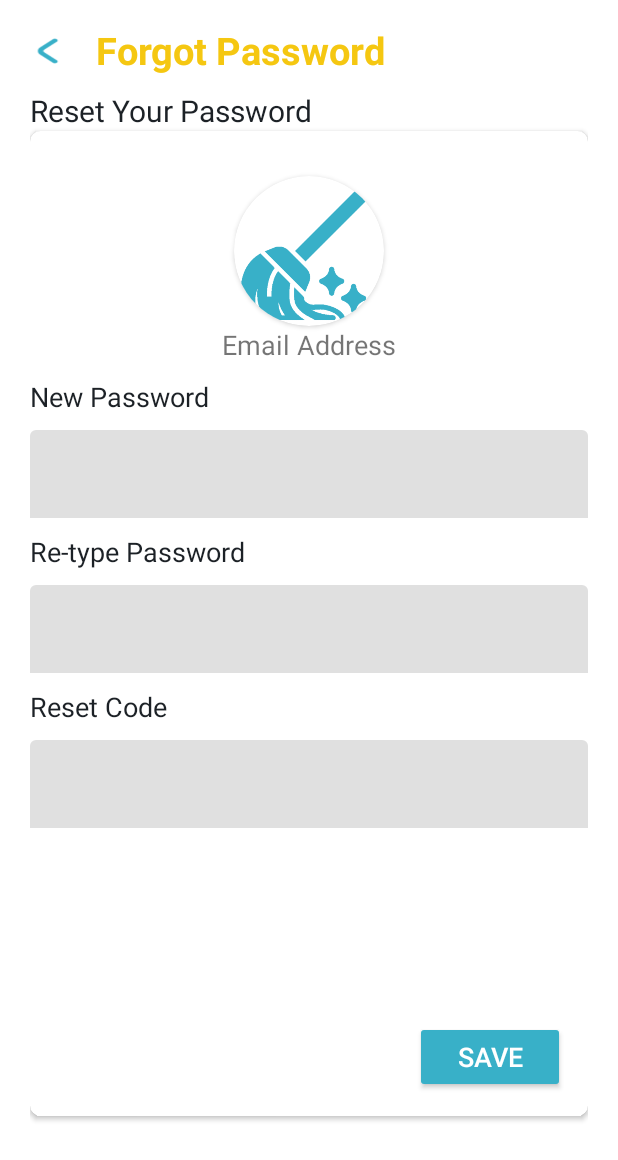
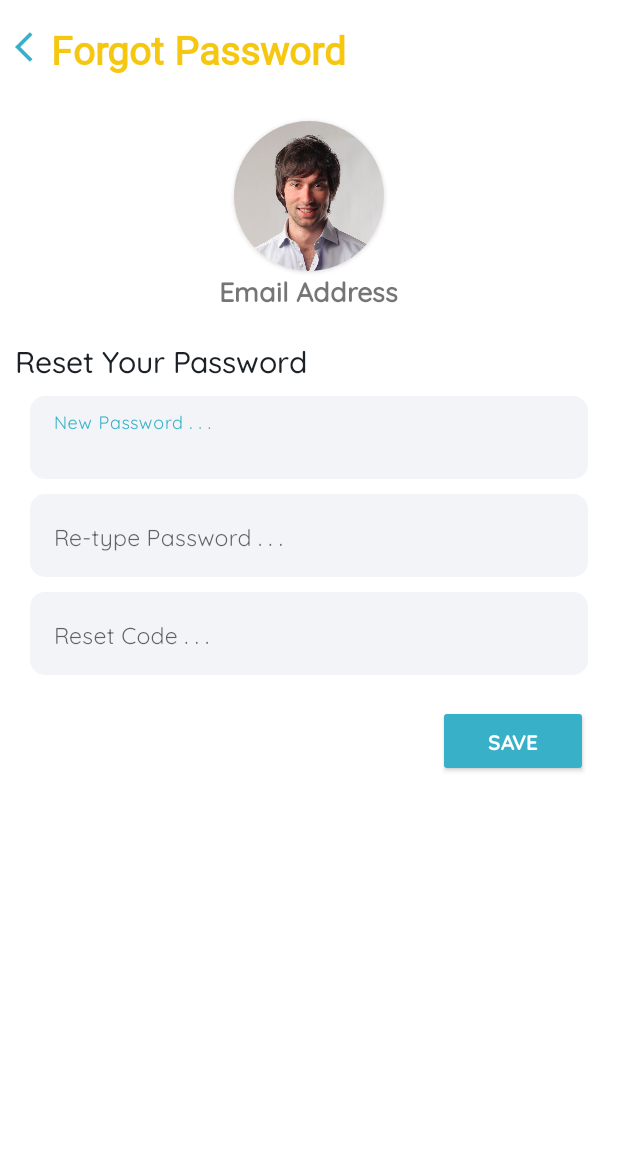
Before and after one commit to Ranz-prog/DustNShine_CustomerApp, an Android app: the ActivityForgetPassword screen opened directly, with no data from a screen before it, on a phone screen of 412 x 824 dp. Shown: the top 1160 px of the screen. Run offline under Robolectric (Android 15) with nearby library versions, the phone set to English and light mode, and no system bars.

Commit message:
Update Layout

```diff
--- /dev/null
+++ b/app/src/main/res/drawable/ic_arrow_back.xml
@@ -0,0 +1,11 @@
+<vector xmlns:android="http://schemas.android.com/apk/res/android"
+    android:width="24dp"
+    android:height="24dp"
+    android:autoMirrored="true"
+    android:tint="#38B0C8"
+    android:viewportWidth="24"
+    android:viewportHeight="24">
+    <path
+        android:fillColor="@android:color/white"
+        android:pathData="M11.67,3.87L9.9,2.1 0,12l9.9,9.9 1.77,-1.77L3.54,12z" />
+</vector>
--- a/app/src/main/res/layout/activity_forgot_password.xml
+++ b/app/src/main/res/layout/activity_forgot_password.xml
@@ -2,58 +2,36 @@
 <RelativeLayout xmlns:android="http://schemas.android.com/apk/res/android"
     xmlns:app="http://schemas.android.com/apk/res-auto"
     android:layout_width="match_parent"
-    android:layout_height="match_parent">
+    android:layout_height="match_parent"
+    android:paddingTop="15dp"
+    android:paddingLeft="10dp"
+    android:paddingRight="10dp"
+    android:paddingBottom="10dp">
 
     <androidx.appcompat.widget.AppCompatButton
         android:id="@+id/btnReturnBooking"
-        android:layout_width="44dp"
-        android:layout_height="28dp"
-        android:layout_alignParentStart="true"
-        android:layout_alignParentTop="true"
-        android:layout_marginStart="10dp"
-        android:layout_marginTop="20dp"
-        android:background="@drawable/ic_angle_small_left"
-        android:backgroundTint="@color/app_theme_blue" />
+        android:layout_width="24dp"
+        android:layout_height="24dp"
+        android:layout_marginTop="4dp"
+        android:background="@drawable/ic_arrow_back" />
 
     <TextView
-        android:id="@+id/txtBookingHistory"
+        android:id="@+id/txtForgotpassword"
         android:layout_width="wrap_content"
         android:layout_height="wrap_content"
-        android:layout_alignParentTop="true"
-        android:layout_marginStart="10dp"
-        android:layout_marginTop="16dp"
         android:layout_toEndOf="@+id/btnReturnBooking"
+        android:fontFamily="@font/calibribold"
         android:text="@string/forgotpassword"
         android:textColor="@color/app_theme_gold"
-        android:textSize="25dp"
+        android:textSize="26sp"
         android:textStyle="bold" />
 
-    <RelativeLayout
-        android:layout_width="match_parent"
-        android:layout_height="match_parent"
-        android:layout_marginStart="20dp"
-        android:layout_marginEnd="20dp">
-
-        <TextView
-            android:id="@+id/txtResetYorPassword"
-            android:layout_width="wrap_content"
-            android:layout_height="wrap_content"
-            android:layout_gravity="center|top|start"
-            android:layout_marginTop="60dp"
-            android:text="@string/resetyourpassword"
-            android:textColor="@color/black"
-            android:textSize="20sp" />
-
-        <androidx.cardview.widget.CardView
-            android:layout_width="match_parent"
-            android:layout_height="match_parent"
-            android:layout_below="@+id/txtResetYorPassword"
-            android:layout_marginBottom="80dp"
-            app:cardCornerRadius="7dp">
 
     <LinearLayout
+        android:id="@+id/upper"
         android:layout_width="match_parent"
         android:layout_height="wrap_content"
+        android:layout_below="@id/txtForgotpassword"
         android:orientation="vertical">
 
         <androidx.cardview.widget.CardView
@@ -70,7 +48,7 @@
                 android:layout_width="100dp"
                 android:layout_height="100dp"
                 android:layout_gravity="center_horizontal"
-                        android:src="@drawable/ic_dustnshine_logo" />
+                android:src="@drawable/user" />
 
         </androidx.cardview.widget.CardView>
 
@@ -78,17 +56,31 @@
             android:layout_width="wrap_content"
             android:layout_height="wrap_content"
             android:layout_gravity="center|top"
+            android:fontFamily="@font/quicksand_medium"
             android:text="@string/email"
-                    android:textSize="18sp" />
+            android:textSize="18sp"
+            android:textStyle="bold" />
+
+
+    </LinearLayout>
 
     <TextView
+        android:id="@+id/txtResetYorPassword"
         android:layout_width="wrap_content"
         android:layout_height="wrap_content"
-                    android:layout_gravity="center|top|start"
-                    android:layout_marginTop="10dp"
-                    android:text="@string/newpassword"
+        android:layout_below="@id/upper"
+        android:layout_marginTop="20dp"
+        android:fontFamily="@font/quicksand_medium"
+        android:text="@string/resetyourpassword"
         android:textColor="@color/black"
-                    android:textSize="18sp" />
+        android:textSize="20sp" />
+
+    <LinearLayout
+        android:id="@+id/restpasscon"
+        android:layout_width="match_parent"
+        android:layout_height="wrap_content"
+        android:orientation="vertical"
+        android:layout_below="@id/txtResetYorPassword">
 
         <com.google.android.material.textfield.TextInputLayout
             android:layout_width="match_parent"
@@ -97,25 +89,22 @@
             app:boxStrokeWidthFocused="0dp">
 
             <com.google.android.material.textfield.TextInputEditText
+                android:id="@+id/enterNewpass"
                 android:layout_width="match_parent"
                 android:layout_height="wrap_content"
+                android:layout_marginStart="10dp"
                 android:layout_marginTop="10dp"
+                android:layout_marginEnd="10dp"
+                android:background="@drawable/edittext_layout"
                 android:cursorVisible="true"
+                android:fontFamily="@font/quicksand_regular"
                 android:gravity="center|start|bottom"
-                        android:inputType="textPassword"
+                android:hint="New Password . . ."
+                android:inputType="textEmailAddress"
                 android:maxLength="50"
                 android:paddingBottom="10dp"
-                        android:textSize="18sp" />
+                android:textSize="15sp" />
         </com.google.android.material.textfield.TextInputLayout>
-
-                <TextView
-                    android:layout_width="wrap_content"
-                    android:layout_height="wrap_content"
-                    android:layout_gravity="center|top|start"
-                    android:layout_marginTop="10dp"
-                    android:text="@string/retypepassword"
-                    android:textColor="@color/black"
-                    android:textSize="18sp" />
 
         <com.google.android.material.textfield.TextInputLayout
             android:layout_width="match_parent"
@@ -124,25 +113,22 @@
             app:boxStrokeWidthFocused="0dp">
 
             <com.google.android.material.textfield.TextInputEditText
+                android:id="@+id/enterretype"
                 android:layout_width="match_parent"
                 android:layout_height="wrap_content"
+                android:layout_marginStart="10dp"
                 android:layout_marginTop="10dp"
+                android:layout_marginEnd="10dp"
+                android:background="@drawable/edittext_layout"
                 android:cursorVisible="true"
+                android:fontFamily="@font/quicksand_regular"
                 android:gravity="center|start|bottom"
-                        android:inputType="textPassword"
+                android:hint="Re-type Password . . ."
+                android:inputType="textEmailAddress"
                 android:maxLength="50"
                 android:paddingBottom="10dp"
-                        android:textSize="18sp" />
+                android:textSize="15sp" />
         </com.google.android.material.textfield.TextInputLayout>
-
-                <TextView
-                    android:layout_width="wrap_content"
-                    android:layout_height="wrap_content"
-                    android:layout_gravity="center|top|start"
-                    android:layout_marginTop="10dp"
-                    android:text="@string/resetcode"
-                    android:textColor="@color/black"
-                    android:textSize="18sp" />
 
         <com.google.android.material.textfield.TextInputLayout
             android:layout_width="match_parent"
@@ -151,32 +137,42 @@
             app:boxStrokeWidthFocused="0dp">
 
             <com.google.android.material.textfield.TextInputEditText
+                android:id="@+id/enterresetcode"
                 android:layout_width="match_parent"
                 android:layout_height="wrap_content"
+                android:layout_marginStart="10dp"
                 android:layout_marginTop="10dp"
+                android:layout_marginEnd="10dp"
+                android:background="@drawable/edittext_layout"
                 android:cursorVisible="true"
+                android:fontFamily="@font/quicksand_regular"
                 android:gravity="center|start|bottom"
-                        android:inputType="textPassword"
+                android:hint="Reset Code . . ."
+                android:inputType="textEmailAddress"
                 android:maxLength="50"
                 android:paddingBottom="10dp"
-                        android:textSize="18sp" />
+                android:textSize="15sp" />
         </com.google.android.material.textfield.TextInputLayout>
 
     </LinearLayout>
 
+
     <androidx.appcompat.widget.AppCompatButton
         android:layout_width="100dp"
         android:layout_height="wrap_content"
-                android:layout_gravity="center|end|bottom"
-                android:layout_margin="15dp"
+        android:layout_below="@+id/restpasscon"
+        android:layout_alignParentEnd="true"
+        android:layout_marginTop="20dp"
+        android:layout_marginEnd="10dp"
+        android:layout_marginBottom="15dp"
         android:backgroundTint="@color/app_theme_blue"
+        android:fontFamily="@font/quicksand_bold"
         android:padding="10dp"
         android:text="@string/save"
         android:textColor="@color/white"
-                android:textSize="18sp" />
+        android:textStyle="bold" />
 
-        </androidx.cardview.widget.CardView>
+
+
 
 </RelativeLayout>
-
-</RelativeLayout>
--- a/app/src/main/res/layout/fragment_booking.xml
+++ b/app/src/main/res/layout/fragment_booking.xml
@@ -14,9 +14,10 @@
             android:id="@+id/MangeAccTV"
             android:layout_width="wrap_content"
             android:layout_height="wrap_content"
+            android:fontFamily="@font/calibribold"
             android:text="Booking Service"
             android:textColor="@color/app_theme_gold"
-            android:textSize="24dp"
+            android:textSize="28sp"
             android:textStyle="bold" />
 
         <androidx.appcompat.widget.AppCompatButton
--- a/app/src/main/res/layout/fragment_message.xml
+++ b/app/src/main/res/layout/fragment_message.xml
@@ -9,11 +9,11 @@
         android:id="@+id/messageTitle"
         android:layout_width="match_parent"
         android:layout_height="wrap_content"
+        android:fontFamily="@font/calibribold"
         android:text="Message"
         android:textColor="@color/app_theme_gold"
         android:textSize="28sp"
-        android:textStyle="bold"
-        android:fontFamily="@font/quicksand_font"/>
+        android:textStyle="bold" />
 
     <androidx.recyclerview.widget.RecyclerView
         android:id="@+id/chat_RecyclerView"
--- a/app/src/main/res/values/themes.xml
+++ b/app/src/main/res/values/themes.xml
@@ -3,7 +3,7 @@
     <style name="Theme.DustNShine" parent="Theme.MaterialComponents.Light.NoActionBar">
         <!-- Primary brand color. -->
         <item name="colorPrimary">@color/app_theme_blue</item>
-        <item name="colorPrimaryVariant">@color/purple_700</item>
+        <item name="colorPrimaryVariant">@color/app_theme_blue</item>
         <item name="colorOnPrimary">@color/white</item>
         <!-- Secondary brand color. -->
         <item name="colorSecondary">@color/teal_200</item>
```
Also changed, not shown: app/src/main/res/layout/activity_booking_history.xml (+13 -14 lines), app/src/main/res/layout/activity_manage_acc.xml (+17 -24 lines), app/src/main/res/layout/activity_notification.xml (+13 -14 lines), app/src/main/res/layout/activity_search_email.xml (+6 -11 lines), app/src/main/res/layout/activity_signup.xml (+34 -40 lines), app/src/main/res/layout/fragment_favorites.xml (+5 -4 lines), app/src/main/res/layout/fragment_home.xml (+18 -12 lines), 1 other file. Lines whose indentation alone changed are shown as unchanged.
